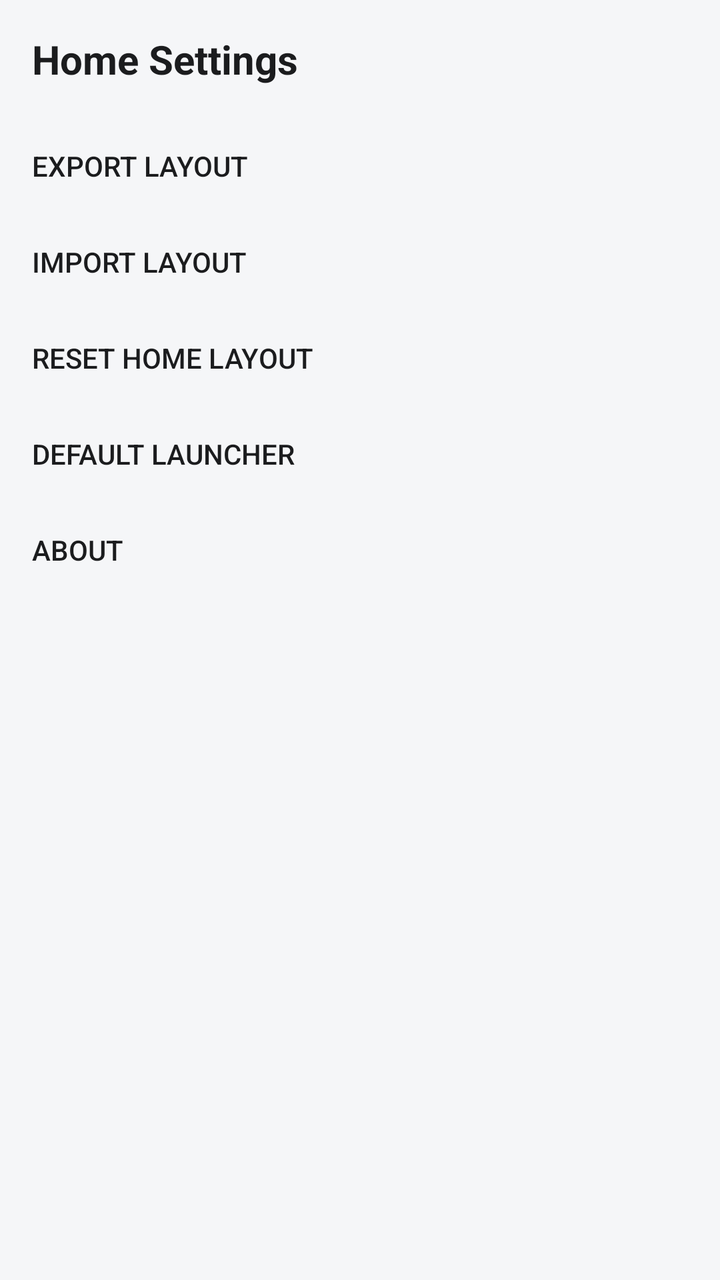
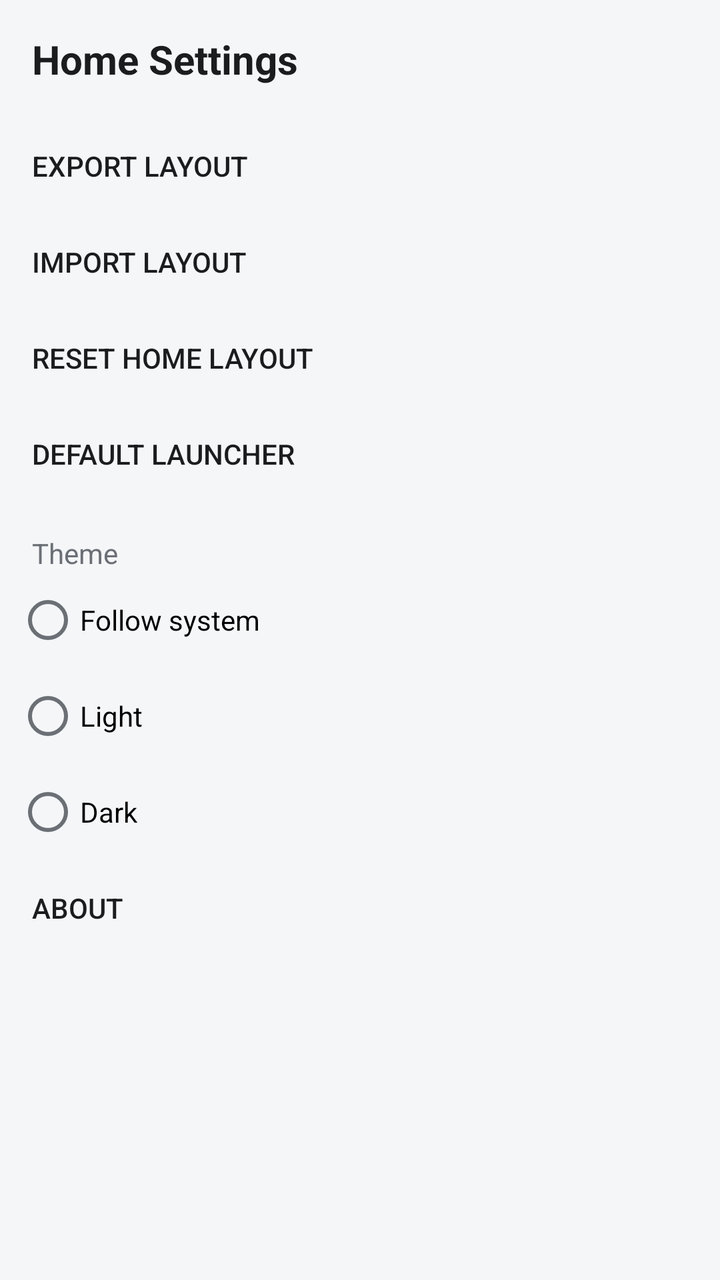

The first picture is an Android layout as it rendered before a commit; the second is the same layout after the commit. The layout source and the unified diff follow.
<!-- AndroidManifest.xml: activity theme Theme.ReliteHome -->
<!-- res/layout/activity_home_settings.xml -->
<?xml version="1.0" encoding="utf-8"?>
<LinearLayout xmlns:android="http://schemas.android.com/apk/res/android"
    android:layout_width="match_parent"
    android:layout_height="match_parent"
    android:orientation="vertical"
    android:background="@color/relite_background">

    <TextView
        android:layout_width="match_parent"
        android:layout_height="wrap_content"
        android:padding="16dp"
        android:text="@string/action_home_settings"
        android:textColor="@color/relite_text_primary"
        android:textSize="20sp"
        android:textStyle="bold" />

    <Button
        android:id="@+id/settings_export"
        style="?android:attr/borderlessButtonStyle"
        android:layout_width="match_parent"
        android:layout_height="wrap_content"
        android:gravity="start|center_vertical"
        android:paddingHorizontal="16dp"
        android:text="@string/settings_export_layout" />

    <Button
        android:id="@+id/settings_import"
        style="?android:attr/borderlessButtonStyle"
        android:layout_width="match_parent"
        android:layout_height="wrap_content"
        android:gravity="start|center_vertical"
        android:paddingHorizontal="16dp"
        android:text="@string/settings_import_layout" />

    <Button
        android:id="@+id/settings_reset"
        style="?android:attr/borderlessButtonStyle"
        android:layout_width="match_parent"
        android:layout_height="wrap_content"
        android:gravity="start|center_vertical"
        android:paddingHorizontal="16dp"
        android:text="@string/settings_reset_layout" />

    <Button
        android:id="@+id/settings_default_launcher"
        style="?android:attr/borderlessButtonStyle"
        android:layout_width="match_parent"
        android:layout_height="wrap_content"
        android:gravity="start|center_vertical"
        android:paddingHorizontal="16dp"
        android:text="@string/settings_default_launcher" />

    <Button
        android:id="@+id/settings_about"
        style="?android:attr/borderlessButtonStyle"
        android:layout_width="match_parent"
        android:layout_height="wrap_content"
        android:gravity="start|center_vertical"
        android:paddingHorizontal="16dp"
        android:text="@string/settings_about" />

</LinearLayout>
<!-- resources referenced by this layout -->
<resources>
  <color name="relite_background">#F5F6F8</color>
  <color name="relite_text_primary">#1B1C1E</color>
  <string name="action_home_settings">Home Settings</string>
  <string name="settings_about">About</string>
  <string name="settings_default_launcher">Default launcher</string>
  <string name="settings_export_layout">Export layout</string>
  <string name="settings_import_layout">Import layout</string>
  <string name="settings_reset_layout">Reset Home Layout</string>
  <style name="Theme.ReliteHome" parent="Theme.AppCompat.DayNight.NoActionBar">
          <item name="android:colorBackground">@color/relite_background</item>
          <item name="colorPrimary">@color/relite_primary</item>
          <item name="android:textColorPrimary">@color/relite_text_primary</item>
          <item name="android:textColorSecondary">@color/relite_text_secondary</item>
      </style>
  <color name="relite_primary">#2E6F63</color>
  <color name="relite_text_secondary">#6B7076</color>
</resources>

<!-- the commit's change to res/layout/activity_home_settings.xml (unified diff, before → after) -->
@@ -50,6 +50,41 @@
         android:paddingHorizontal="16dp"
         android:text="@string/settings_default_launcher" />
 
+    <TextView
+        android:layout_width="match_parent"
+        android:layout_height="wrap_content"
+        android:paddingHorizontal="16dp"
+        android:paddingTop="16dp"
+        android:text="@string/settings_theme"
+        android:textColor="@color/relite_text_secondary"
+        android:textSize="14sp" />
+
+    <RadioGroup
+        android:id="@+id/settings_theme_group"
+        android:layout_width="match_parent"
+        android:layout_height="wrap_content"
+        android:orientation="vertical"
+        android:paddingHorizontal="8dp">
+
+        <RadioButton
+            android:id="@+id/theme_system"
+            android:layout_width="match_parent"
+            android:layout_height="48dp"
+            android:text="@string/settings_theme_system" />
+
+        <RadioButton
+            android:id="@+id/theme_light"
+            android:layout_width="match_parent"
+            android:layout_height="48dp"
+            android:text="@string/settings_theme_light" />
+
+        <RadioButton
+            android:id="@+id/theme_dark"
+            android:layout_width="match_parent"
+            android:layout_height="48dp"
+            android:text="@string/settings_theme_dark" />
+    </RadioGroup>
+
     <Button
         android:id="@+id/settings_about"
         style="?android:attr/borderlessButtonStyle"
<!-- resource entries referenced after the edit -->
@@ -8,6 +8,10 @@
   <string name="settings_export_layout">Export layout</string>
   <string name="settings_import_layout">Import layout</string>
   <string name="settings_reset_layout">Reset Home Layout</string>
+  <string name="settings_theme">Theme</string>
+  <string name="settings_theme_dark">Dark</string>
+  <string name="settings_theme_light">Light</string>
+  <string name="settings_theme_system">Follow system</string>
   <style name="Theme.ReliteHome" parent="Theme.AppCompat.DayNight.NoActionBar">
           <item name="android:colorBackground">@color/relite_background</item>
           <item name="colorPrimary">@color/relite_primary</item>
